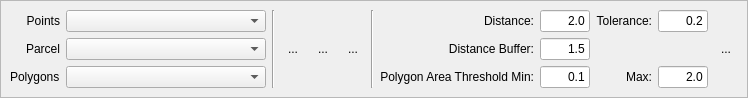
This is src/tv5plugins/forestMonitor/qt/ui/ForestMonitorToolBarDialogForm.ui in ericabreu82/tv5_plugins as Qt 5 draws it before an edit. The edited form follows.
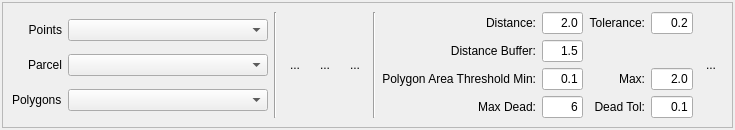
This is the edited form.

Patch:
```diff
--- a/src/tv5plugins/forestMonitor/qt/ui/ForestMonitorToolBarDialogForm.ui
+++ b/src/tv5plugins/forestMonitor/qt/ui/ForestMonitorToolBarDialogForm.ui
@@ -6,28 +6,25 @@
    <rect>
     <x>0</x>
     <y>0</y>
-    <width>730</width>
-    <height>96</height>
+    <width>735</width>
+    <height>126</height>
    </rect>
   </property>
   <property name="windowTitle">
    <string>Forest Monitor Tool Bar Dialog</string>
   </property>
   <layout class="QGridLayout" name="gridLayout_4">
-   <property name="sizeConstraint">
-    <enum>QLayout::SetFixedSize</enum>
-   </property>
    <property name="leftMargin">
-    <number>0</number>
+    <number>2</number>
    </property>
    <property name="topMargin">
-    <number>0</number>
+    <number>2</number>
    </property>
    <property name="rightMargin">
-    <number>0</number>
+    <number>2</number>
    </property>
    <property name="bottomMargin">
-    <number>0</number>
+    <number>2</number>
    </property>
    <item row="0" column="0">
     <widget class="QFrame" name="frame">
@@ -155,18 +152,8 @@
         </item>
         <item>
          <layout class="QGridLayout" name="gridLayout_2">
-          <item row="0" column="0">
-           <widget class="QLabel" name="m_dist">
-            <property name="text">
-             <string>Distance:</string>
-            </property>
-            <property name="alignment">
-             <set>Qt::AlignRight|Qt::AlignTrailing|Qt::AlignVCenter</set>
-            </property>
-           </widget>
-          </item>
-          <item row="0" column="1">
-           <widget class="QLineEdit" name="m_distLineEdit">
+          <item row="3" column="2">
+           <widget class="QLineEdit" name="m_maxDeadLineEdit">
             <property name="maximumSize">
              <size>
               <width>50</width>
@@ -174,14 +161,14 @@
              </size>
             </property>
             <property name="text">
-             <string>2.0</string>
+             <string>6</string>
             </property>
             <property name="alignment">
              <set>Qt::AlignRight|Qt::AlignTrailing|Qt::AlignVCenter</set>
             </property>
            </widget>
           </item>
-          <item row="0" column="2">
+          <item row="0" column="3">
            <widget class="QLabel" name="m_dx">
             <property name="text">
              <string>Tolerance:</string>
@@ -191,7 +178,49 @@
             </property>
            </widget>
           </item>
-          <item row="0" column="3">
+          <item row="0" column="2">
+           <widget class="QLineEdit" name="m_distLineEdit">
+            <property name="maximumSize">
+             <size>
+              <width>50</width>
+              <height>16777215</height>
+             </size>
+            </property>
+            <property name="text">
+             <string>2.0</string>
+            </property>
+            <property name="alignment">
+             <set>Qt::AlignRight|Qt::AlignTrailing|Qt::AlignVCenter</set>
+            </property>
+           </widget>
+          </item>
+          <item row="3" column="4">
+           <widget class="QLineEdit" name="m_deadTolLineEdit">
+            <property name="maximumSize">
+             <size>
+              <width>50</width>
+              <height>16777215</height>
+             </size>
+            </property>
+            <property name="text">
+             <string>0.1</string>
+            </property>
+            <property name="alignment">
+             <set>Qt::AlignRight|Qt::AlignTrailing|Qt::AlignVCenter</set>
+            </property>
+           </widget>
+          </item>
+          <item row="2" column="0" colspan="2">
+           <widget class="QLabel" name="label_4">
+            <property name="text">
+             <string>Polygon Area Threshold Min:</string>
+            </property>
+            <property name="alignment">
+             <set>Qt::AlignRight|Qt::AlignTrailing|Qt::AlignVCenter</set>
+            </property>
+           </widget>
+          </item>
+          <item row="0" column="4">
            <widget class="QLineEdit" name="m_distTolLineEdit">
             <property name="enabled">
              <bool>true</bool>
@@ -210,17 +239,33 @@
             </property>
            </widget>
           </item>
-          <item row="1" column="0">
-           <widget class="QLabel" name="m_dy">
+          <item row="2" column="2">
+           <widget class="QLineEdit" name="m_polyAreaMinLineEdit">
+            <property name="maximumSize">
+             <size>
+              <width>50</width>
+              <height>16777215</height>
+             </size>
+            </property>
             <property name="text">
-             <string>Distance Buffer:</string>
+             <string>0.1</string>
             </property>
             <property name="alignment">
              <set>Qt::AlignRight|Qt::AlignTrailing|Qt::AlignVCenter</set>
             </property>
            </widget>
           </item>
-          <item row="1" column="1">
+          <item row="3" column="3">
+           <widget class="QLabel" name="label_7">
+            <property name="text">
+             <string>Dead Tol:</string>
+            </property>
+            <property name="alignment">
+             <set>Qt::AlignRight|Qt::AlignTrailing|Qt::AlignVCenter</set>
+            </property>
+           </widget>
+          </item>
+          <item row="1" column="2">
            <widget class="QLineEdit" name="m_distBufferLineEdit">
             <property name="enabled">
              <bool>true</bool>
@@ -239,18 +284,8 @@
             </property>
            </widget>
           </item>
-          <item row="2" column="0">
-           <widget class="QLabel" name="label_4">
-            <property name="text">
-             <string>Polygon Area Threshold Min:</string>
-            </property>
-            <property name="alignment">
-             <set>Qt::AlignRight|Qt::AlignTrailing|Qt::AlignVCenter</set>
-            </property>
-           </widget>
-          </item>
-          <item row="2" column="1">
-           <widget class="QLineEdit" name="m_polyAreaMinLineEdit">
+          <item row="2" column="4">
+           <widget class="QLineEdit" name="m_polyAreaMaxLineEdit">
             <property name="maximumSize">
              <size>
               <width>50</width>
@@ -258,14 +293,14 @@
              </size>
             </property>
             <property name="text">
-             <string>0.1</string>
+             <string>2.0</string>
             </property>
             <property name="alignment">
              <set>Qt::AlignRight|Qt::AlignTrailing|Qt::AlignVCenter</set>
             </property>
            </widget>
           </item>
-          <item row="2" column="2">
+          <item row="2" column="3">
            <widget class="QLabel" name="label_5">
             <property name="text">
              <string>Max:</string>
@@ -275,16 +310,30 @@
             </property>
            </widget>
           </item>
-          <item row="2" column="3">
-           <widget class="QLineEdit" name="m_polyAreaMaxLineEdit">
-            <property name="maximumSize">
-             <size>
-              <width>50</width>
-              <height>16777215</height>
-             </size>
+          <item row="3" column="1">
+           <widget class="QLabel" name="label_6">
+            <property name="text">
+             <string>Max Dead:</string>
             </property>
+            <property name="alignment">
+             <set>Qt::AlignRight|Qt::AlignTrailing|Qt::AlignVCenter</set>
+            </property>
+           </widget>
+          </item>
+          <item row="0" column="1">
+           <widget class="QLabel" name="m_dist">
             <property name="text">
-             <string>2.0</string>
+             <string>Distance:</string>
+            </property>
+            <property name="alignment">
+             <set>Qt::AlignRight|Qt::AlignTrailing|Qt::AlignVCenter</set>
+            </property>
+           </widget>
+          </item>
+          <item row="1" column="1">
+           <widget class="QLabel" name="m_dy">
+            <property name="text">
+             <string>Distance Buffer:</string>
             </property>
             <property name="alignment">
              <set>Qt::AlignRight|Qt::AlignTrailing|Qt::AlignVCenter</set>
```
Left out of the diff: 50 changed lines with no effect on the pictures.
